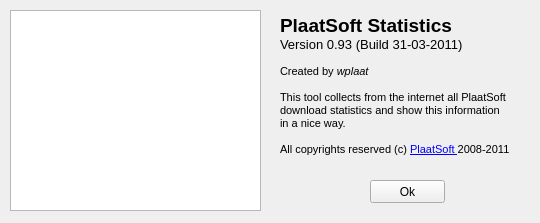
plaatsoft/plaatstats, file src/about.ui: the form before one commit.
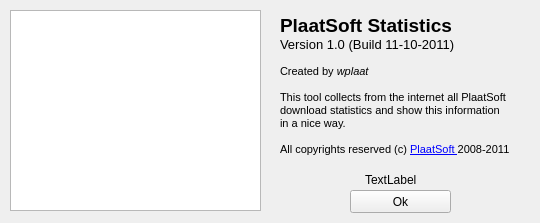
The form after the commit.

The edit to the form file:
```diff
--- a/src/about.ui
+++ b/src/about.ui
@@ -38,7 +38,7 @@
 p, li { white-space: pre-wrap; }
 &lt;/style&gt;&lt;/head&gt;&lt;body style=&quot; font-family:'MS Shell Dlg 2'; font-size:8.25pt; font-weight:400; font-style:normal;&quot;&gt;
 &lt;p style=&quot; margin-top:0px; margin-bottom:0px; margin-left:0px; margin-right:0px; -qt-block-indent:0; text-indent:0px;&quot;&gt;&lt;span style=&quot; font-size:14pt; font-weight:600;&quot;&gt;PlaatSoft Statistics&lt;/span&gt;&lt;/p&gt;
-&lt;p style=&quot; margin-top:0px; margin-bottom:0px; margin-left:0px; margin-right:0px; -qt-block-indent:0; text-indent:0px;&quot;&gt;&lt;span style=&quot; font-size:10pt;&quot;&gt;Version 0.93 (Build 31-03-2011)&lt;/span&gt;&lt;/p&gt;
+&lt;p style=&quot; margin-top:0px; margin-bottom:0px; margin-left:0px; margin-right:0px; -qt-block-indent:0; text-indent:0px;&quot;&gt;&lt;span style=&quot; font-size:10pt;&quot;&gt;Version 1.0 (Build 11-10-2011)&lt;/span&gt;&lt;/p&gt;
 &lt;p style=&quot; margin-top:0px; margin-bottom:0px; margin-left:0px; margin-right:0px; -qt-block-indent:0; text-indent:0px;&quot;&gt;&lt;span style=&quot; font-size:8pt;&quot;&gt;          &lt;/span&gt;&lt;/p&gt;
 &lt;p style=&quot; margin-top:0px; margin-bottom:0px; margin-left:0px; margin-right:0px; -qt-block-indent:0; text-indent:0px;&quot;&gt;&lt;span style=&quot; font-size:8pt;&quot;&gt;Created by &lt;/span&gt;&lt;span style=&quot; font-size:8pt; font-style:italic;&quot;&gt;wplaat&lt;/span&gt;&lt;/p&gt;
 &lt;p style=&quot; margin-top:0px; margin-bottom:0px; margin-left:0px; margin-right:0px; -qt-block-indent:0; text-indent:0px;&quot;&gt;&lt;span style=&quot; font-size:8pt;&quot;&gt;       &lt;/span&gt;&lt;/p&gt;
@@ -52,9 +52,9 @@
   <widget class="QPushButton" name="pushButton">
    <property name="geometry">
     <rect>
-     <x>370</x>
-     <y>180</y>
-     <width>75</width>
+     <x>350</x>
+     <y>190</y>
+     <width>101</width>
      <height>23</height>
     </rect>
    </property>
@@ -62,6 +62,19 @@
     <string>Ok</string>
    </property>
   </widget>
+  <widget class="QLabel" name="versionLabel">
+   <property name="geometry">
+    <rect>
+     <x>365</x>
+     <y>170</y>
+     <width>81</width>
+     <height>20</height>
+    </rect>
+   </property>
+   <property name="text">
+    <string>TextLabel</string>
+   </property>
+  </widget>
  </widget>
  <resources/>
  <connections/>
```
Left out of the diff: 2 changed lines with no effect on the pictures.
